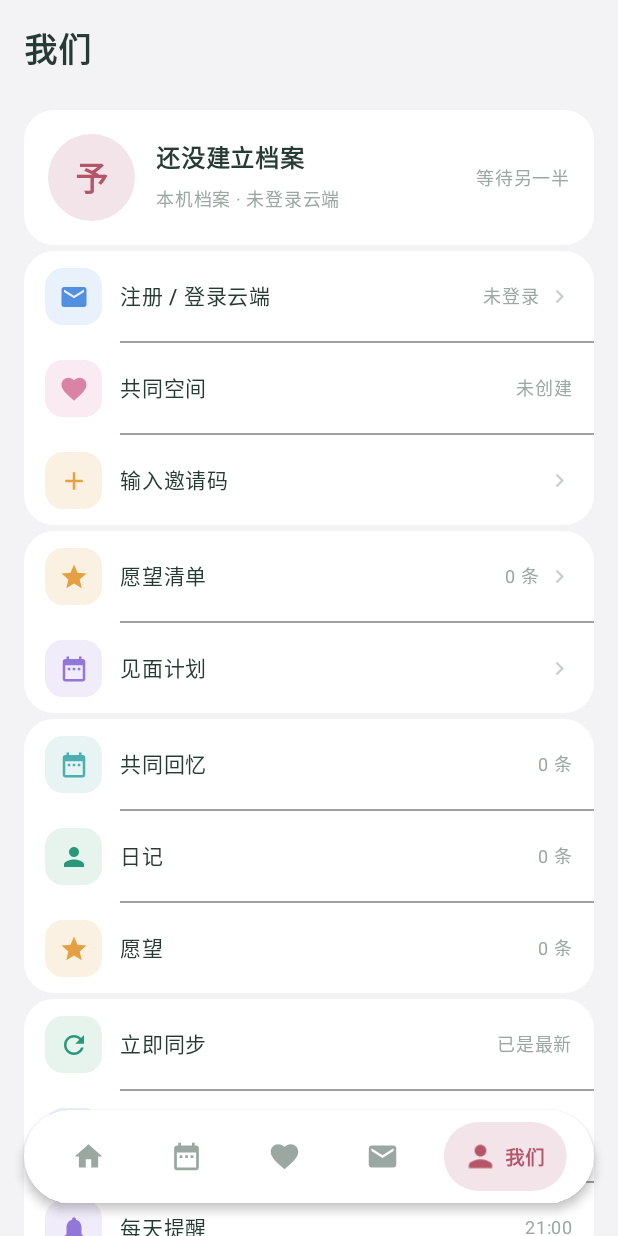
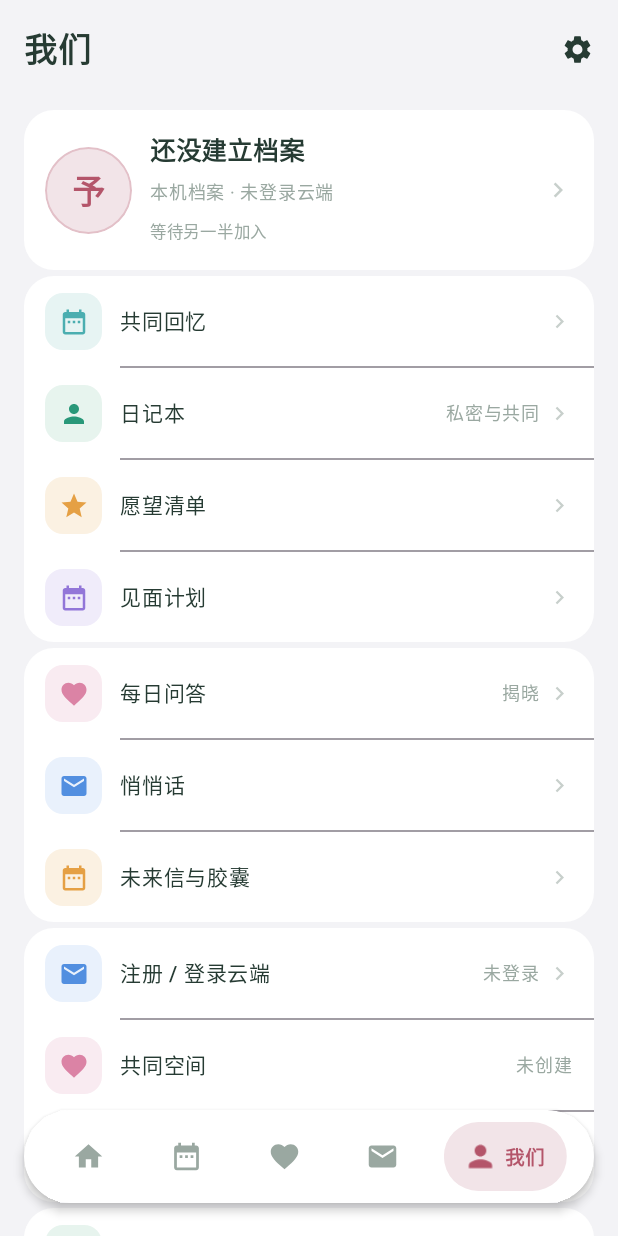
Before and after one commit to yueyinmin/yuni-Android, an Android app built with Jetpack Compose: the UsScreen screen opened through its navigation route, on a phone screen of 412 x 824 dp. Run offline under Robolectric (Android 15) with nearby library versions, the phone set to English and light mode, and no system bars; 3 statements that could not run were skipped.

Commit message:
style(ui): 按轻记我的页重排我们页（去统计、真实入口、设置面板）

```diff
--- a/app/src/main/java/com/mulin/us/ui/couple/UsScreen.kt
+++ b/app/src/main/java/com/mulin/us/ui/couple/UsScreen.kt
@@ -4,6 +4,7 @@ import android.content.ClipData
 import android.content.ClipboardManager
 import android.content.Context
 import androidx.compose.foundation.background
+import androidx.compose.foundation.border
 import androidx.compose.foundation.clickable
 import androidx.compose.foundation.layout.Arrangement
 import androidx.compose.foundation.layout.Box
@@ -18,16 +19,15 @@ import androidx.compose.foundation.layout.size
 import androidx.compose.foundation.layout.width
 import androidx.compose.foundation.rememberScrollState
 import androidx.compose.foundation.shape.CircleShape
-import androidx.compose.foundation.shape.RoundedCornerShape
 import androidx.compose.foundation.verticalScroll
 import androidx.compose.material.icons.Icons
+import androidx.compose.material.icons.automirrored.filled.KeyboardArrowRight
 import androidx.compose.material.icons.filled.Add
 import androidx.compose.material.icons.filled.Clear
 import androidx.compose.material.icons.filled.DateRange
 import androidx.compose.material.icons.filled.Email
 import androidx.compose.material.icons.filled.ExitToApp
 import androidx.compose.material.icons.filled.Favorite
-import androidx.compose.material.icons.filled.Info
 import androidx.compose.material.icons.filled.Lock
 import androidx.compose.material.icons.filled.Notifications
 import androidx.compose.material.icons.filled.Person
@@ -53,30 +53,33 @@ import androidx.compose.ui.platform.LocalContext
 import androidx.compose.ui.text.font.FontWeight
 import androidx.compose.ui.unit.dp
 import androidx.compose.ui.unit.sp
-import com.mulin.us.ui.theme.YuniDockInset
 import com.mulin.us.ui.YuniViewModel
 import com.mulin.us.ui.components.YuniAppearItem
 import com.mulin.us.ui.components.YuniCard
+import com.mulin.us.ui.theme.YuniDockInset
 import com.mulin.us.ui.components.YuniGroupDivider
 import com.mulin.us.ui.components.YuniGroupHeader
 import com.mulin.us.ui.components.YuniSettingsRow
 import com.mulin.us.ui.components.YuniTone
 import com.mulin.us.ui.components.YuniTones
-import com.mulin.us.ui.components.formatTime
 import com.mulin.us.ui.theme.YuniSpacing
 
 /**
- * 我们（Tab 5）—— 轻记「我的」页式分组列表。
+ * 我们（Tab 5）—— 按轻记「我的」页（MineScreen）版式重排。
  *
- * 14:55 按轻记源码真值重构视觉：分组标题（卡片外 13sp 灰字）+ 白卡列表行
- * （38dp 彩色图标底 + 14sp 主文 + 右侧状态 + 箭头）。功能一行不少，
- * 三个 dialog 原样保留。
+ * 轻记结构：标题 + 右上设置图标 → 资料卡（头像+昵称+箭头） → 分组标题 + 白卡列表行。
+ * **不做轻记的"使用情况统计"**：予你没有任何统计模块，全部选项都来自真实功能，
+ * 每一行都有真实跳转或动作（回忆/日记/愿望/见面/问答/悄悄话/未来信/同步/提醒）。
  */
 @Composable
 fun UsScreen(
     vm: YuniViewModel,
     onOpenWishes: () -> Unit,
     onOpenMeetings: () -> Unit,
+    onOpenMemories: () -> Unit,
+    onOpenDiary: () -> Unit,
+    onOpenInteraction: () -> Unit,
+    onOpenMailbox: () -> Unit,
     modifier: Modifier = Modifier
 ) {
     val user by vm.currentUser.collectAsState()
@@ -84,16 +87,13 @@ fun UsScreen(
     val inviteCode by vm.lastInviteCode.collectAsState()
     val toast by vm.toast.collectAsState()
     val context = LocalContext.current
-    val memoryCount by vm.memoryCount.collectAsState()
-    val diaryCount by vm.diaryCount.collectAsState()
-    val wishCount by vm.wishCount.collectAsState()
     val pending by vm.pendingCount.collectAsState()
-    val lastSync by vm.lastSyncAt.collectAsState()
 
     var showProfileDialog by remember { mutableStateOf(false) }
     var showAuthDialog by remember { mutableStateOf(false) }
     var authIsRegister by remember { mutableStateOf(true) }
     var showInviteDialog by remember { mutableStateOf(false) }
+    var showSettingsDialog by remember { mutableStateOf(false) }
 
     val loggedIn = user?.id?.startsWith("local-") == false
     val bound = !couple?.memberBId.isNullOrBlank()
@@ -106,81 +106,122 @@ fun UsScreen(
         verticalArrangement = Arrangement.spacedBy(4.dp)
     ) {
         Spacer(Modifier.height(12.dp))
-        Text(
-            "我们",
-            fontSize = 22.sp,
-            fontWeight = FontWeight.Bold,
-            color = MaterialTheme.colorScheme.onBackground
+
+        // 标题 + 右上设置（轻记 MineScreen 结构）
+        Row(
+            modifier = Modifier.fillMaxWidth(),
+            verticalAlignment = Alignment.CenterVertically,
+            horizontalArrangement = Arrangement.SpaceBetween
+        ) {
+            Text("我们", fontSize = 22.sp, fontWeight = FontWeight.Bold,
+                color = MaterialTheme.colorScheme.onBackground)
+            Icon(
+                imageVector = Icons.Filled.Settings,
+                contentDescription = "设置",
+                tint = MaterialTheme.colorScheme.onBackground,
+                modifier = Modifier
+                    .size(22.dp)
+                    .clickable { showSettingsDialog = true }
             )
+        }
         Spacer(Modifier.height(16.dp))
 
-        // ---------- 资料卡（轻记头像卡：浅胭脂圆 + 首字 + 昵称 + 副信息）----------
+        // ---------- 资料卡：头像 58dp 带边框 + 昵称 + 副信息 + 箭头 ----------
         YuniAppearItem(index = 0) {
             YuniCard {
                 Row(
                     modifier = Modifier
                         .fillMaxWidth()
                         .clickable { showProfileDialog = true }
-                    .padding(16.dp),
+                        .padding(horizontal = 14.dp, vertical = 14.dp),
                     verticalAlignment = Alignment.CenterVertically
                 ) {
                     Box(
                         modifier = Modifier
                             .size(58.dp)
                             .clip(CircleShape)
-                        .background(MaterialTheme.colorScheme.primaryContainer),
+                            .background(MaterialTheme.colorScheme.primaryContainer)
+                            .border(1.dp, MaterialTheme.colorScheme.primary.copy(alpha = 0.25f), CircleShape),
                         contentAlignment = Alignment.Center
                     ) {
                         Text(
                             text = (user?.nickname?.take(1) ?: "予").uppercase(),
-                        fontSize = 22.sp,
-                        fontWeight = FontWeight.Bold,
+                            fontSize = 22.sp, fontWeight = FontWeight.Bold,
                             color = MaterialTheme.colorScheme.primary
                         )
                     }
-                Column(modifier = Modifier.weight(1f).padding(start = 14.dp)) {
-                    Text(
-                        text = user?.nickname ?: "还没建立档案",
-                        fontSize = 16.sp,
-                        fontWeight = FontWeight.SemiBold,
-                        color = MaterialTheme.colorScheme.onSurface
-                    )
+                    Column(modifier = Modifier.weight(1f).padding(start = 12.dp)) {
+                        Text(user?.nickname ?: "还没建立档案",
+                            fontSize = 17.sp, fontWeight = FontWeight.Bold,
+                            color = MaterialTheme.colorScheme.onSurface)
                         Spacer(Modifier.height(4.dp))
                         Text(
-                        text = if (loggedIn) "云端账号已登录" else "本机档案 · 未登录云端",
-                        fontSize = 12.sp,
-                        color = MaterialTheme.colorScheme.onSurfaceVariant
+                            if (loggedIn) "云端账号已登录" else "本机档案 · 未登录云端",
+                            fontSize = 12.sp, color = MaterialTheme.colorScheme.onSurfaceVariant
+                        )
+                        Spacer(Modifier.height(2.dp))
+                        Text(
+                            if (bound) "已和另一半绑定空间" else "等待另一半加入",
+                            fontSize = 11.sp, color = MaterialTheme.colorScheme.onSurfaceVariant
                         )
                     }
-                Text(
-                    text = if (bound) "已双人绑定" else "等待另一半",
-                    fontSize = 12.sp,
-                    color = if (bound) MaterialTheme.colorScheme.primary
-                    else MaterialTheme.colorScheme.onSurfaceVariant
+                    Icon(
+                        imageVector = Icons.AutoMirrored.Filled.KeyboardArrowRight,
+                        contentDescription = null,
+                        tint = MaterialTheme.colorScheme.onSurfaceVariant.copy(alpha = 0.55f),
+                        modifier = Modifier.size(20.dp)
                     )
                 }
             }
-
         }
 
         // 操作结果提示
         if (!toast.isNullOrBlank()) {
             Spacer(Modifier.height(8.dp))
             YuniCard {
-                Row(
-                    modifier = Modifier.padding(14.dp),
-                    verticalAlignment = Alignment.CenterVertically
-                ) {
-                    Text(toast!!, fontSize = 13.sp,
-                        color = MaterialTheme.colorScheme.onSurface,
+                Row(modifier = Modifier.padding(14.dp), verticalAlignment = Alignment.CenterVertically) {
+                    Text(toast!!, fontSize = 13.sp, color = MaterialTheme.colorScheme.onSurface,
                         modifier = Modifier.weight(1f))
                     TextButton(onClick = { vm.dismissToast() }) { Text("知道了") }
                 }
             }
         }
 
+        // ---------- 记录 ----------
+        YuniAppearItem(index = 1) {
+            YuniGroupHeader("记录")
+            YuniCard {
+                YuniSettingsRow("共同回忆", Icons.Filled.DateRange, YuniTones.Teal,
+                    onClick = onOpenMemories)
+                YuniGroupDivider()
+                YuniSettingsRow("日记本", Icons.Filled.Person, YuniTones.Green,
+                    trailing = "私密与共同", onClick = onOpenDiary)
+                YuniGroupDivider()
+                YuniSettingsRow("愿望清单", Icons.Filled.Star, YuniTones.Orange,
+                    onClick = onOpenWishes)
+                YuniGroupDivider()
+                YuniSettingsRow("见面计划", Icons.Filled.DateRange, YuniTones.Purple,
+                    onClick = onOpenMeetings)
+            }
+        }
+
+        // ---------- 互动 ----------
+        YuniAppearItem(index = 2) {
+            YuniGroupHeader("互动")
+            YuniCard {
+                YuniSettingsRow("每日问答", Icons.Filled.Favorite, YuniTones.Pink,
+                    trailing = "揭晓", onClick = onOpenInteraction)
+                YuniGroupDivider()
+                YuniSettingsRow("悄悄话", Icons.Filled.Email, YuniTones.Blue,
+                    onClick = onOpenInteraction)
+                YuniGroupDivider()
+                YuniSettingsRow("未来信与胶囊", Icons.Filled.DateRange, YuniTones.Orange,
+                    onClick = onOpenMailbox)
+            }
+        }
+
         // ---------- 双人空间 ----------
-        YuniAppearItem(index = 1) {
+        YuniAppearItem(index = 3) {
             YuniGroupHeader("双人空间")
             YuniCard {
                 YuniSettingsRow(
@@ -191,32 +232,21 @@ fun UsScreen(
                     showArrow = !loggedIn
                 )
                 YuniGroupDivider()
-            YuniSettingsRow(
-                title = "共同空间",
-                icon = Icons.Filled.Favorite, tone = YuniTones.Pink,
+                YuniSettingsRow("共同空间", Icons.Filled.Favorite, YuniTones.Pink,
                     trailing = couple?.id?.take(10) ?: "未创建",
-                onClick = { vm.createSpaceAndInvite(null) },
-                showArrow = false
-            )
+                    onClick = { vm.createSpaceAndInvite(null) }, showArrow = false)
                 YuniGroupDivider()
-            YuniSettingsRow(
-                title = "输入邀请码",
-                icon = Icons.Filled.Add, tone = YuniTones.Orange,
+                YuniSettingsRow("输入邀请码", Icons.Filled.Add, YuniTones.Orange,
                     trailing = if (bound) "已绑定" else "",
-                onClick = { showInviteDialog = true },
-                showArrow = !bound
-            )
+                    onClick = { showInviteDialog = true }, showArrow = !bound)
                 if (loggedIn) {
                     YuniGroupDivider()
-                YuniSettingsRow(
-                    title = "退出云端账号",
-                    icon = Icons.Filled.ExitToApp, tone = YuniTones.Gray,
-                    onClick = { vm.logout() }, showArrow = false
-                )
+                    YuniSettingsRow("退出云端账号", Icons.Filled.ExitToApp, YuniTones.Gray,
+                        onClick = { vm.logout() }, showArrow = false)
                 }
             }
 
-        // 邀请码持久卡片（点此复制）—— 必须抄给对方，保持显眼
+            // 邀请码持久卡片（未绑定时才显示）
             if (!inviteCode.isNullOrBlank() && !bound) {
                 Spacer(Modifier.height(8.dp))
                 YuniCard {
@@ -242,104 +272,39 @@ fun UsScreen(
                     }
                 }
             }
-
         }
 
-        // ---------- 我们的清单 ----------
-        YuniAppearItem(index = 2) {
-        YuniGroupHeader("我们的清单")
+        // ---------- 同步 ----------
+        YuniAppearItem(index = 4) {
+            YuniGroupHeader("同步")
             YuniCard {
-            YuniSettingsRow(
-                title = "愿望清单", icon = Icons.Filled.Star, tone = YuniTones.Orange,
-                trailing = "$wishCount 条", onClick = onOpenWishes
-            )
+                YuniSettingsRow("立即同步", Icons.Filled.Refresh, YuniTones.Green,
+                    trailing = if (pending > 0) "待上传 $pending 条" else "已是最新",
+                    onClick = { vm.syncNow() }, showArrow = false)
                 YuniGroupDivider()
-            YuniSettingsRow(
-                title = "见面计划", icon = Icons.Filled.DateRange, tone = YuniTones.Purple,
-                onClick = onOpenMeetings
-            )
+                YuniSettingsRow("排入后台同步", Icons.Filled.Settings, YuniTones.Blue,
+                    onClick = { vm.scheduleBackgroundSync() }, showArrow = false)
+            }
         }
 
-        }
-
-        // ---------- 本机数据 ----------
-        YuniAppearItem(index = 3) {
-        YuniGroupHeader("本机数据")
+        // ---------- 隐私（轻记放最底，不放使用情况）----------
+        YuniAppearItem(index = 5) {
+            YuniGroupHeader("隐私")
             YuniCard {
-            YuniSettingsRow(
-                title = "共同回忆", icon = Icons.Filled.DateRange, tone = YuniTones.Teal,
-                trailing = "$memoryCount 条", onClick = {}, showArrow = false
-            )
-            YuniGroupDivider()
-            YuniSettingsRow(
-                title = "日记", icon = Icons.Filled.Person, tone = YuniTones.Green,
-                trailing = "$diaryCount 条", onClick = {}, showArrow = false
-            )
-            YuniGroupDivider()
-            YuniSettingsRow(
-                title = "愿望", icon = Icons.Filled.Star, tone = YuniTones.Orange,
-                trailing = "$wishCount 条", onClick = {}, showArrow = false
-            )
-        }
-
-        }
-
-        // ---------- 同步与工具 ----------
-        YuniAppearItem(index = 4) {
-        YuniGroupHeader("同步与工具")
-        YuniCard {
-            YuniSettingsRow(
-                title = "立即同步", icon = Icons.Filled.Refresh, tone = YuniTones.Green,
-                trailing = if (pending > 0) "待上传 $pending 条" else "已是最新",
-                onClick = { vm.syncNow() }, showArrow = false
-            )
-            YuniGroupDivider()
-            YuniSettingsRow(
-                title = "排入后台同步", icon = Icons.Filled.Settings, tone = YuniTones.Blue,
-                onClick = { vm.scheduleBackgroundSync() }, showArrow = false
-            )
-            YuniGroupDivider()
-            YuniSettingsRow(
-                title = "每天提醒", icon = Icons.Filled.Notifications, tone = YuniTones.Purple,
-                trailing = "21:00", onClick = { vm.setDailyReminder(21, 0) }, showArrow = false
-            )
-            YuniGroupDivider()
-            YuniSettingsRow(
-                title = "关闭提醒", icon = Icons.Filled.Clear, tone = YuniTones.Gray,
-                onClick = { vm.cancelDailyReminder() }, showArrow = false
-            )
-        }
-
-        }
-
-        // 同步详情 + 安全说明
-        YuniAppearItem(index = 5) {
-        YuniGroupHeader("状态与隐私")
-        YuniCard {
-            Column(modifier = Modifier.padding(16.dp), verticalArrangement = Arrangement.spacedBy(4.dp)) {
-                Text(vm.cloudStateText, fontSize = 12.sp,
-                    color = MaterialTheme.colorScheme.onSurfaceVariant)
-                Text(
-                    "上次同步：" + if (lastSync == 0L) "无" else formatTime(lastSync),
-                    fontSize = 12.sp, color = MaterialTheme.colorScheme.onSurfaceVariant
-                )
-                Spacer(Modifier.height(4.dp))
-                Row(verticalAlignment = Alignment.CenterVertically) {
+                Row(modifier = Modifier.padding(16.dp), verticalAlignment = Alignment.CenterVertically) {
                     Icon(Icons.Filled.Lock, contentDescription = null,
-                        tint = YuniTones.Green.icon, modifier = Modifier.size(16.dp))
-                    Spacer(Modifier.width(6.dp))
-                    Text("私密日记只存本机 · Token 加密落盘", fontSize = 11.sp,
-                        color = MaterialTheme.colorScheme.onSurfaceVariant)
+                        tint = YuniTones.Green.icon, modifier = Modifier.size(20.dp))
+                    Spacer(Modifier.width(10.dp))
+                    Text("私密日记只存本机 · Token 加密落盘 · 退出不删本地日记",
+                        fontSize = 12.sp, color = MaterialTheme.colorScheme.onSurfaceVariant)
                 }
             }
         }
 
-        }
-
-        // 悬浮 Dock 页尾让位（轻记 v9：Dock62+底悬22+手势条24+余量8）
         Spacer(Modifier.height(YuniDockInset.TailSpacer))
     }
 
+    // ---------- 弹窗 ----------
     if (showProfileDialog) {
         var nickname by remember { mutableStateOf("") }
         AlertDialog(
@@ -347,12 +312,9 @@ fun UsScreen(
             title = { Text("本机档案") },
             text = {
                 Column {
-                    Text("没配云端也能用：档案只存这台手机。",
-                        style = MaterialTheme.typography.bodySmall)
-                    OutlinedTextField(
-                        value = nickname, onValueChange = { nickname = it },
-                        label = { Text("昵称") }, singleLine = true
-                    )
+                    Text("没配云端也能用：档案只存这台手机。", style = MaterialTheme.typography.bodySmall)
+                    OutlinedTextField(value = nickname, onValueChange = { nickname = it },
+                        label = { Text("昵称") }, singleLine = true)
                 }
             },
             confirmButton = {
@@ -361,9 +323,7 @@ fun UsScreen(
                     showProfileDialog = false
                 }) { Text("创建") }
             },
-            dismissButton = {
-                TextButton(onClick = { showProfileDialog = false }) { Text("取消") }
-            }
+            dismissButton = { TextButton(onClick = { showProfileDialog = false }) { Text("取消") } }
         )
     }
 
@@ -375,14 +335,10 @@ fun UsScreen(
             title = { Text(if (authIsRegister) "注册云端账号" else "登录云端账号") },
             text = {
                 Column(verticalArrangement = Arrangement.spacedBy(YuniSpacing.sm)) {
-                    OutlinedTextField(
-                        value = username, onValueChange = { username = it },
-                        label = { Text("用户名") }, singleLine = true
-                    )
-                    OutlinedTextField(
-                        value = password, onValueChange = { password = it },
-                        label = { Text("密码") }, singleLine = true
-                    )
+                    OutlinedTextField(value = username, onValueChange = { username = it },
+                        label = { Text("用户名") }, singleLine = true)
+                    OutlinedTextField(value = password, onValueChange = { password = it },
+                        label = { Text("密码") }, singleLine = true)
                     Text("账号存在这台临时服务器上；退出登录不会删本地日记。",
                         style = MaterialTheme.typography.bodySmall)
                 }
@@ -393,9 +349,7 @@ fun UsScreen(
                     showAuthDialog = false
                 }) { Text(if (authIsRegister) "注册" else "登录") }
             },
-            dismissButton = {
-                TextButton(onClick = { showAuthDialog = false }) { Text("取消") }
-            }
+            dismissButton = { TextButton(onClick = { showAuthDialog = false }) { Text("取消") } }
         )
     }
 
@@ -406,10 +360,8 @@ fun UsScreen(
             title = { Text("输入邀请码") },
             text = {
                 Column {
-                    OutlinedTextField(
-                        value = code, onValueChange = { code = it },
-                        label = { Text("另一半发来的邀请码") }, singleLine = true
-                    )
+                    OutlinedTextField(value = code, onValueChange = { code = it },
+                        label = { Text("另一半发来的邀请码") }, singleLine = true)
                     Text("一个邀请码只能核销一次。", style = MaterialTheme.typography.bodySmall)
                 }
             },
@@ -419,9 +371,41 @@ fun UsScreen(
                     showInviteDialog = false
                 }) { Text("加入空间") }
             },
-            dismissButton = {
-                TextButton(onClick = { showInviteDialog = false }) { Text("取消") }
+            dismissButton = { TextButton(onClick = { showInviteDialog = false }) { Text("取消") } }
+        )
     }
+
+    // 设置面板：只放予你真实有的设置项
+    if (showSettingsDialog) {
+        AlertDialog(
+            onDismissRequest = { showSettingsDialog = false },
+            title = { Text("设置") },
+            text = {
+                Column(verticalArrangement = Arrangement.spacedBy(YuniSpacing.sm)) {
+                    Text("相恋开始日", style = MaterialTheme.typography.titleMedium)
+                    Text("设定后首页显示真实天数。", style = MaterialTheme.typography.bodySmall)
+                    TextButton(onClick = {
+                        vm.setRelationshipStart(java.time.LocalDate.now().toEpochDay())
+                        vm.showToast("已从今天开始记录")
+                        showSettingsDialog = false
+                    }) { Text("设为今天") }
+
+                    Text("每日提醒", style = MaterialTheme.typography.titleMedium)
+                    Row(horizontalArrangement = Arrangement.spacedBy(YuniSpacing.sm)) {
+                        TextButton(onClick = { vm.setDailyReminder(21, 0); showSettingsDialog = false }) {
+                            Text("每天 21:00")
+                        }
+                        TextButton(onClick = { vm.cancelDailyReminder(); showSettingsDialog = false }) {
+                            Text("关闭提醒")
+                        }
+                    }
+
+                    Text("隐私", style = MaterialTheme.typography.titleMedium)
+                    Text("私密日记只存本机，永不进入上传队列；Token 用 Android Keystore 加密落盘。",
+                        style = MaterialTheme.typography.bodySmall)
+                }
+            },
+            confirmButton = { TextButton(onClick = { showSettingsDialog = false }) { Text("完成") } }
         )
     }
 }
--- a/app/src/main/java/com/mulin/us/ui/navigation/YuniNavigation.kt
+++ b/app/src/main/java/com/mulin/us/ui/navigation/YuniNavigation.kt
@@ -165,7 +165,11 @@ fun YuniNavigation(container: AppContainer) {
                 UsScreen(
                     vm = vm,
                     onOpenWishes = { navController.navigate(YuniRoutes.WISHES) },
-                    onOpenMeetings = { navController.navigate(YuniRoutes.MEETINGS) }
+                    onOpenMeetings = { navController.navigate(YuniRoutes.MEETINGS) },
+                    onOpenMemories = { navController.switchTab(YuniRoutes.MEMORIES) },
+                    onOpenDiary = { navController.navigate(YuniRoutes.DIARY) },
+                    onOpenInteraction = { navController.switchTab(YuniRoutes.INTERACTION) },
+                    onOpenMailbox = { navController.switchTab(YuniRoutes.MAILBOX) }
                 )
             }
 
```
Lines whose indentation alone changed are shown as unchanged.
